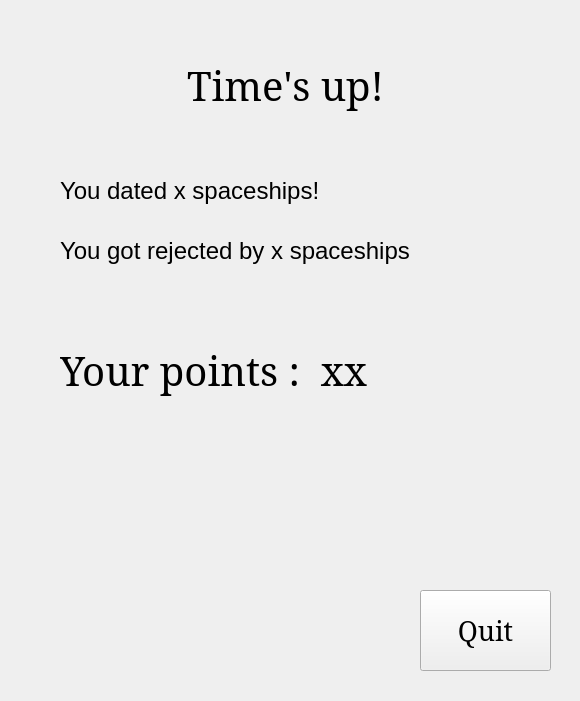
First picture: the form in GalaxyGame/Student/game_over.ui, repository cronos23/spacewaifus, before the edit.
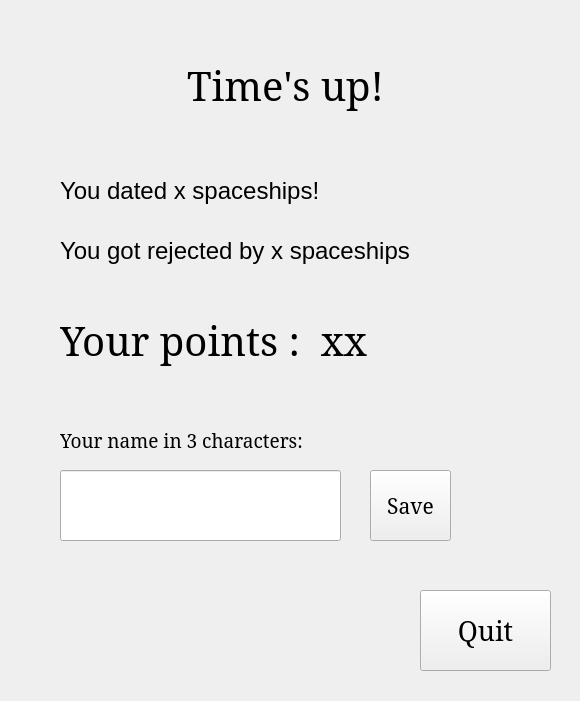
Second picture: the form after the edit.

```diff
--- a/GalaxyGame/Student/game_over.ui
+++ b/GalaxyGame/Student/game_over.ui
@@ -75,7 +75,7 @@
    <property name="geometry">
     <rect>
      <x>60</x>
-     <y>330</y>
+     <y>300</y>
      <width>441</width>
      <height>81</height>
     </rect>
@@ -111,6 +111,69 @@
     <string>Quit</string>
    </property>
   </widget>
+  <widget class="QLabel" name="name_label">
+   <property name="geometry">
+    <rect>
+     <x>60</x>
+     <y>420</y>
+     <width>331</width>
+     <height>41</height>
+    </rect>
+   </property>
+   <property name="font">
+    <font>
+     <family>Serif</family>
+     <pointsize>14</pointsize>
+    </font>
+   </property>
+   <property name="text">
+    <string>Your name in 3 characters:</string>
+   </property>
+  </widget>
+  <widget class="QLineEdit" name="name_edit">
+   <property name="geometry">
+    <rect>
+     <x>60</x>
+     <y>470</y>
+     <width>281</width>
+     <height>71</height>
+    </rect>
+   </property>
+   <property name="font">
+    <font>
+     <family>Serif</family>
+     <pointsize>36</pointsize>
+    </font>
+   </property>
+   <property name="maxLength">
+    <number>3</number>
+   </property>
+   <property name="alignment">
+    <set>Qt::AlignCenter</set>
+   </property>
+   <property name="placeholderText">
+    <string/>
+   </property>
+  </widget>
+  <widget class="QPushButton" name="save_button">
+   <property name="geometry">
+    <rect>
+     <x>370</x>
+     <y>470</y>
+     <width>81</width>
+     <height>71</height>
+    </rect>
+   </property>
+   <property name="font">
+    <font>
+     <family>Serif</family>
+     <pointsize>16</pointsize>
+    </font>
+   </property>
+   <property name="text">
+    <string>Save</string>
+   </property>
+  </widget>
  </widget>
  <resources/>
  <connections>
```
Left out of the diff: 4 changed lines with no effect on the pictures.
